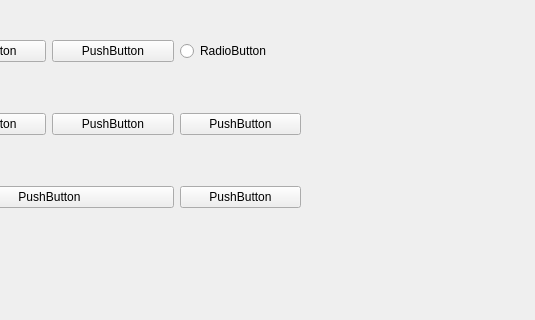
Before: the Qt Designer form MainWinHorizontalLayout.ui in Xiepu-guang/xie, drawn with Qt 5; both pictures show x 265 to 800 and y 165 to 485 of the 800 by 600 pixel window.
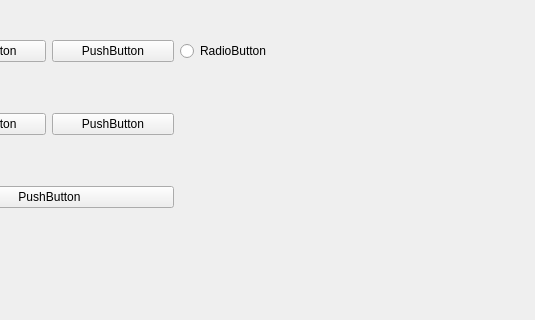
After: the same form once the commit is applied.

Diff of the .ui file:
```diff
--- a/MainWinHorizontalLayout.ui
+++ b/MainWinHorizontalLayout.ui
@@ -59,20 +59,6 @@
        </property>
       </widget>
      </item>
-     <item row="1" column="2">
-      <widget class="QPushButton" name="pushButton_6">
-       <property name="text">
-        <string>PushButton</string>
-       </property>
-      </widget>
-     </item>
-     <item row="2" column="2">
-      <widget class="QPushButton" name="pushButton_7">
-       <property name="text">
-        <string>PushButton</string>
-       </property>
-      </widget>
-     </item>
      <item row="0" column="0">
       <widget class="QPushButton" name="pushButton">
        <property name="text">
```
